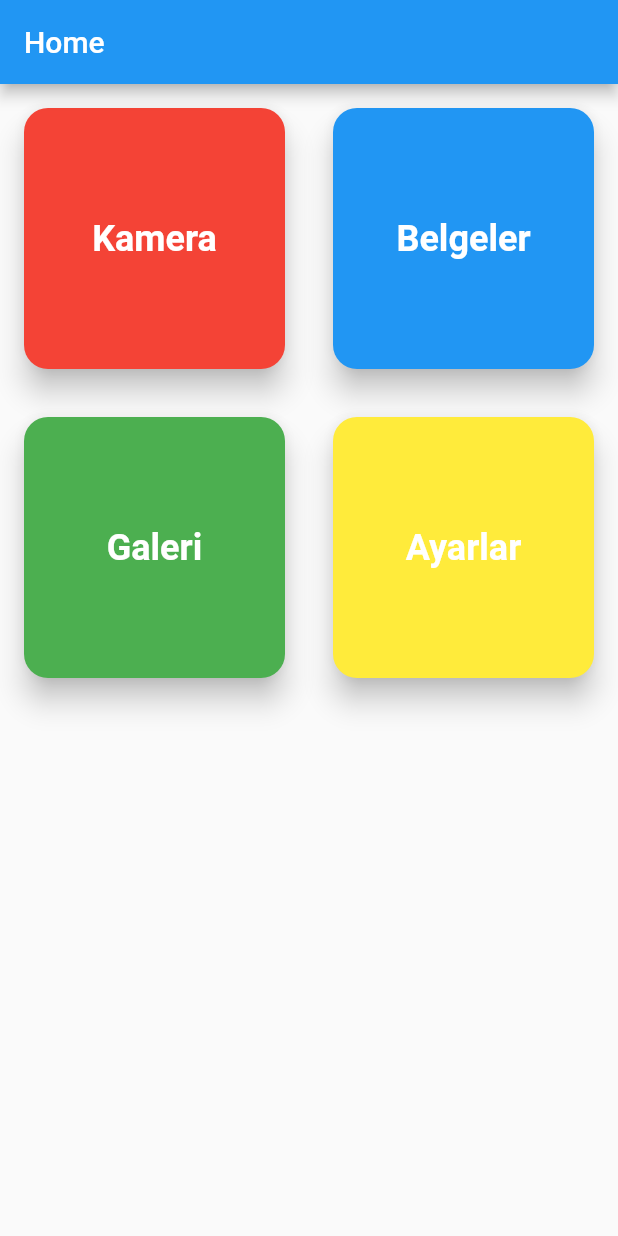
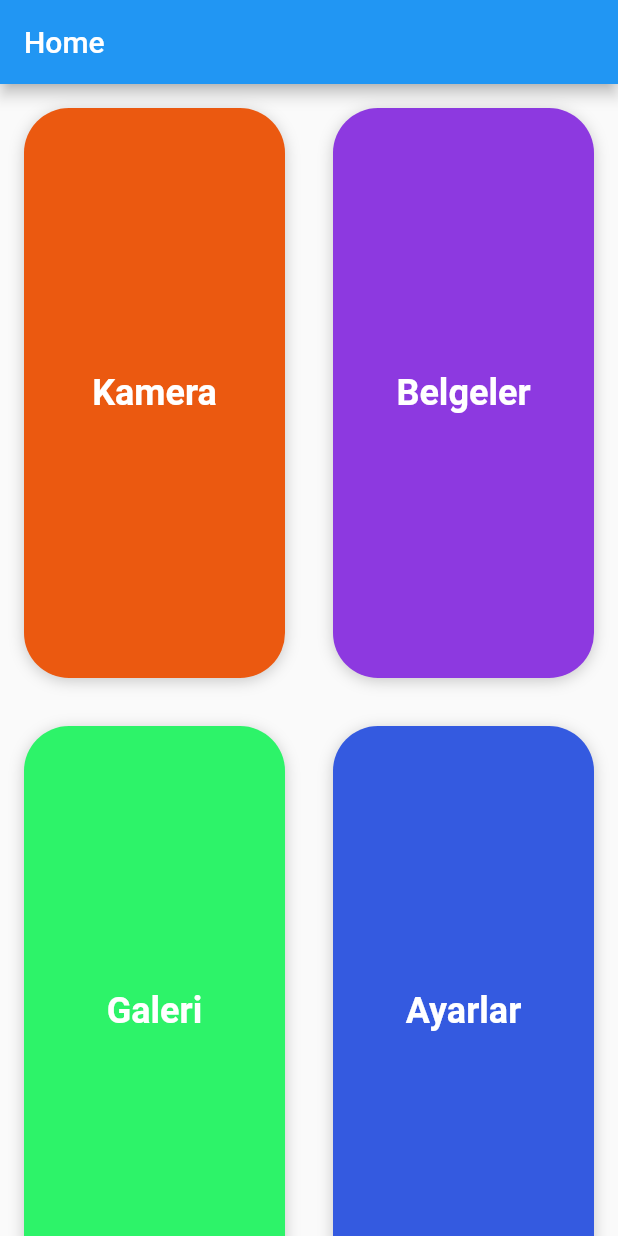
Before and after one commit to basakrdnz/AlbinoApp, a Flutter app: the screen it shows after launch, on a phone screen of 412 x 824 dp. Run offline on Flutter 3.47's test engine with Material 2 defaults, Android fonts, the phone set to English and light mode, and no system bars; our stand-ins replace camera, flutter_colorpicker, image_gallery_saver, permission_handler; missing offline and left inert: flutter_document_picker.

Commit message:
ana ekran değişti, ayarlara güncelleme geldi ancak hala galeri izni halledilemedi

```diff
--- a/albinoapp/lib/main.dart
+++ b/albinoapp/lib/main.dart
@@ -3,8 +3,7 @@ import 'dart:io';
 import 'package:flutter/material.dart';
 import 'package:camera/camera.dart';
 import 'package:flutter_document_picker/flutter_document_picker.dart';
-import 'package:image/image.dart'
-    as img; // 'image' paketini içe aktarma ifadesini ekledik
+import 'package:image/image.dart' as img;
 import 'package:permission_handler/permission_handler.dart';
 import 'package:image_gallery_saver/image_gallery_saver.dart' as img;
 import 'package:flutter_colorpicker/flutter_colorpicker.dart';
@@ -28,15 +27,20 @@ class HomeScreen extends StatelessWidget {
   Widget build(BuildContext context) {
     return Scaffold(
       appBar: AppBar(
-        title: Text('Home'),
+        title: const Text('Home'),
       ),
       body: GridView.count(
         crossAxisCount: 2,
+        childAspectRatio: MediaQuery.of(context).size.aspectRatio,
         children: [
-          _buildGridItem(context, 'Kamera', Colors.red, CameraScreen()),
-          _buildGridItem(context, 'Belgeler', Colors.blue, DocumentsScreen()),
-          _buildGridItem(context, 'Galeri', Colors.green, GalleryScreen()),
-          _buildGridItem(context, 'Ayarlar', Colors.yellow, SettingsScreen()),
+          _buildGridItem(context, 'Kamera',
+              const Color.fromARGB(255, 235, 89, 16), CameraScreen()),
+          _buildGridItem(context, 'Belgeler',
+              const Color.fromARGB(255, 141, 57, 224), DocumentsScreen()),
+          _buildGridItem(context, 'Galeri',
+              const Color.fromARGB(255, 45, 243, 105), GalleryScreen()),
+          _buildGridItem(context, 'Ayarlar',
+              const Color.fromARGB(255, 52, 90, 224), SettingsScreen()),
         ],
       ),
     );
@@ -44,20 +48,30 @@ class HomeScreen extends StatelessWidget {
 
   Widget _buildGridItem(
       BuildContext context, String title, Color color, Widget screen) {
-    return InkWell(
+    return GestureDetector(
       onTap: () {
         Navigator.push(
             context, MaterialPageRoute(builder: (context) => screen));
       },
-      child: Card(
-        color: color,
-        shape: RoundedRectangleBorder(borderRadius: BorderRadius.circular(16)),
-        margin: EdgeInsets.all(16),
-        elevation: 8,
+      child: AnimatedContainer(
+        duration: const Duration(milliseconds: 100),
+        curve: Curves.easeInOut,
+        margin: const EdgeInsets.all(16),
+        decoration: BoxDecoration(
+          color: color,
+          borderRadius: BorderRadius.circular(30),
+          boxShadow: [
+            BoxShadow(
+              color: Colors.black.withOpacity(0.2),
+              blurRadius: 8,
+              offset: const Offset(0, 2),
+            ),
+          ],
+        ),
         child: Center(
           child: Text(
             title,
-            style: TextStyle(
+            style: const TextStyle(
               color: Colors.white,
               fontSize: 24,
               fontWeight: FontWeight.bold,
@@ -109,30 +123,24 @@ class _CameraScreenState extends State<CameraScreen> {
   Widget build(BuildContext context) {
     return Scaffold(
       appBar: AppBar(
-        title: Text('Camera'),
+        title: const Text('Camera'),
       ),
       body: FutureBuilder<void>(
         future: _initializeControllerFuture,
         builder: (context, snapshot) {
           if (snapshot.connectionState == ConnectionState.done) {
-            // Kamera hazır ise önizlemeyi göster
             return CameraPreview(_controller);
           } else {
-            // Kamera hazır olana kadar yükleniyor göster
-            return Center(child: CircularProgressIndicator());
+            return const Center(child: CircularProgressIndicator());
           }
         },
       ),
       floatingActionButton: FloatingActionButton(
-        child: Icon(Icons.camera),
+        child: const Icon(Icons.camera),
         onPressed: () async {
           try {
             await _initializeControllerFuture;
-
-            // Fotoğraf çek ve sonucu al
             final XFile photo = await _controller.takePicture();
-
-            // Çekilen fotoğrafı başka bir sayfada göstermek için yeni sayfaya geçiş yap
             final result = await Navigator.push<bool>(
               context,
               MaterialPageRoute(
@@ -142,6 +150,11 @@ class _CameraScreenState extends State<CameraScreen> {
 
             if (result != null && !result) {
               await File(photo.path).delete();
+            } else {
+              Navigator.pushReplacement(
+                context,
+                MaterialPageRoute(builder: (context) => GalleryScreen()),
+              );
             }
           } catch (e) {
             print(e);
@@ -162,18 +175,18 @@ class PhotoPreviewScreen extends StatelessWidget {
   Widget build(BuildContext context) {
     return Scaffold(
       appBar: AppBar(
-        title: Text('Photo Preview'),
+        title: const Text('Photo Preview'),
       ),
       body: Image.file(
         File(imagePath),
         fit: BoxFit.cover,
       ),
       floatingActionButton: FloatingActionButton(
-        child: Icon(Icons.save),
+        child: const Icon(Icons.save),
         onPressed: () async {
           await _saveImageToGallery(imagePath);
           ScaffoldMessenger.of(context).showSnackBar(
-            SnackBar(
+            const SnackBar(
               content: Text('Fotoğraf galeriye kaydedildi.'),
             ),
           );
@@ -204,11 +217,11 @@ class DocumentsScreen extends StatelessWidget {
   Widget build(BuildContext context) {
     return Scaffold(
       appBar: AppBar(
-        title: Text('Documents'),
+        title: const Text('Documents'),
       ),
       body: Center(
         child: ElevatedButton(
-          child: Text('Pick a document'),
+          child: const Text('Pick a document'),
           onPressed: () async {
             var params = FlutterDocumentPickerParams(
               allowedFileExtensions: ['pdf', 'doc', 'docx'],
@@ -240,9 +253,9 @@ class GalleryScreen extends StatelessWidget {
   Widget build(BuildContext context) {
     return Scaffold(
       appBar: AppBar(
-        title: Text('Gallery'),
+        title: const Text('Gallery'),
       ),
-      body: Center(
+      body: const Center(
         child: Text('Gallery Screen'),
       ),
     );
@@ -262,7 +275,7 @@ class _SettingsScreenState extends State<SettingsScreen> {
   Widget build(BuildContext context) {
     return Scaffold(
       appBar: AppBar(
-        title: Text('Settings'),
+        title: const Text('Settings'),
       ),
       body: Column(
         children: [
@@ -276,7 +289,7 @@ class _SettingsScreenState extends State<SettingsScreen> {
                 context: context,
                 builder: (BuildContext context) {
                   return AlertDialog(
-                    title: Text('Yazı Boyutu'),
+                    title: const Text('Yazı Boyutu'),
                     content: Slider(
                       value: _fontSize,
                       min: 8,
@@ -289,7 +302,7 @@ class _SettingsScreenState extends State<SettingsScreen> {
                     ),
                     actions: [
                       TextButton(
-                        child: Text('Tamam'),
+                        child: const Text('Tamam'),
                         onPressed: () {
                           Navigator.of(context).pop();
                         },
@@ -310,7 +323,7 @@ class _SettingsScreenState extends State<SettingsScreen> {
                 context: context,
                 builder: (BuildContext context) {
                   return AlertDialog(
-                    title: Text('Yazı Rengi Seçin'),
+                    title: const Text('Yazı Rengi Seçin'),
                     content: SingleChildScrollView(
                       child: ColorPicker(
                         pickerColor: _textColor,
@@ -324,7 +337,7 @@ class _SettingsScreenState extends State<SettingsScreen> {
                     ),
                     actions: [
                       TextButton(
-                        child: Text('Tamam'),
+                        child: const Text('Tamam'),
                         onPressed: () {
                           Navigator.of(context).pop();
                         },
--- a/albinoapp/pubspec.yaml
+++ b/albinoapp/pubspec.yaml
@@ -23,6 +23,7 @@ dependencies:
   flutter_document_picker: ^5.1.0
   flutter_colorpicker: ^0.6.0
   cupertino_icons: ^1.0.2
+  google_ml_kit: ^0.7.2
 
 dev_dependencies:
   flutter_test:
```
Also changed, not shown: 4 other files.
